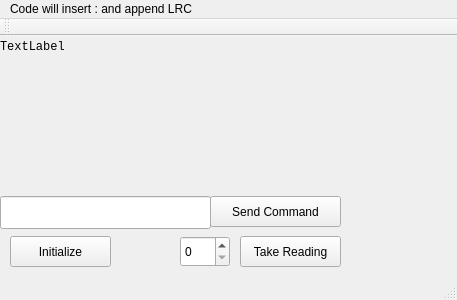
Before: the Qt Designer form mainwindow.ui in GeorgeIoak/QtSerialPort, drawn with Qt 5.
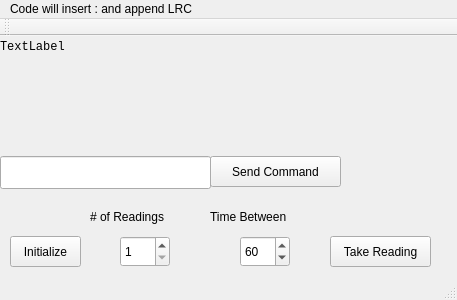
After: the same form once the commit is applied.

Commit message: Number of readings and time between readings is implemented

What changed in the file:
```diff
--- a/mainwindow.ui
+++ b/mainwindow.ui
@@ -18,7 +18,7 @@
     <property name="geometry">
      <rect>
       <x>210</x>
-      <y>160</y>
+      <y>120</y>
       <width>131</width>
       <height>31</height>
      </rect>
@@ -31,7 +31,7 @@
     <property name="geometry">
      <rect>
       <x>10</x>
-      <y>110</y>
+      <y>70</y>
       <width>441</width>
       <height>51</height>
      </rect>
@@ -44,7 +44,7 @@
     <property name="geometry">
      <rect>
       <x>0</x>
-      <y>160</y>
+      <y>120</y>
       <width>211</width>
       <height>33</height>
      </rect>
@@ -71,7 +71,7 @@
    <widget class="QPushButton" name="btnTake1">
     <property name="geometry">
      <rect>
-      <x>240</x>
+      <x>330</x>
       <y>200</y>
       <width>101</width>
       <height>31</height>
@@ -86,7 +86,7 @@
      <rect>
       <x>10</x>
       <y>200</y>
-      <width>101</width>
+      <width>71</width>
       <height>31</height>
      </rect>
     </property>
@@ -97,11 +97,56 @@
    <widget class="QSpinBox" name="spinBox">
     <property name="geometry">
      <rect>
-      <x>180</x>
+      <x>120</x>
       <y>200</y>
       <width>50</width>
       <height>31</height>
      </rect>
+    </property>
+    <property name="minimum">
+     <number>1</number>
+    </property>
+   </widget>
+   <widget class="QSpinBox" name="spinBoxTime">
+    <property name="geometry">
+     <rect>
+      <x>240</x>
+      <y>200</y>
+      <width>50</width>
+      <height>31</height>
+     </rect>
+    </property>
+    <property name="minimum">
+     <number>1</number>
+    </property>
+    <property name="value">
+     <number>60</number>
+    </property>
+   </widget>
+   <widget class="QLabel" name="label">
+    <property name="geometry">
+     <rect>
+      <x>90</x>
+      <y>170</y>
+      <width>101</width>
+      <height>21</height>
+     </rect>
+    </property>
+    <property name="text">
+     <string># of Readings</string>
+    </property>
+   </widget>
+   <widget class="QLabel" name="label_2">
+    <property name="geometry">
+     <rect>
+      <x>210</x>
+      <y>170</y>
+      <width>101</width>
+      <height>21</height>
+     </rect>
+    </property>
+    <property name="text">
+     <string>Time Between</string>
     </property>
    </widget>
   </widget>
```
Left out of the diff: 2 changed lines with no effect on the pictures. The commit also changes 3 other files.
